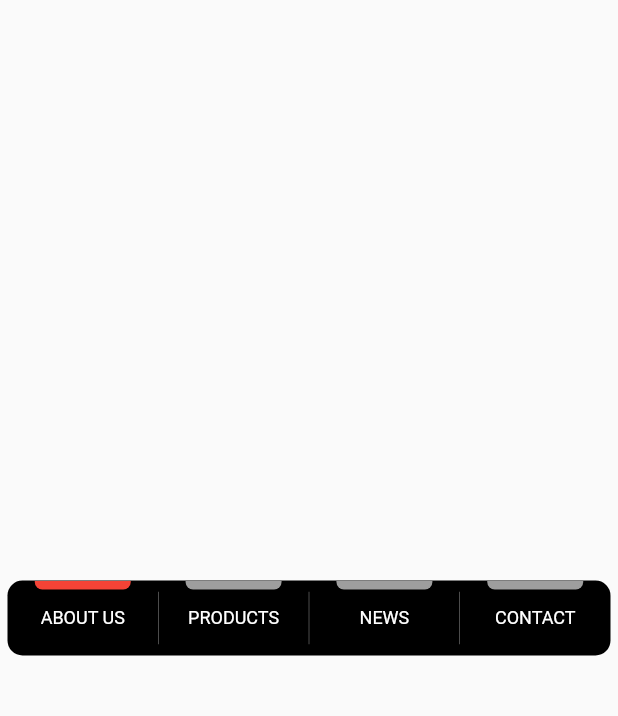
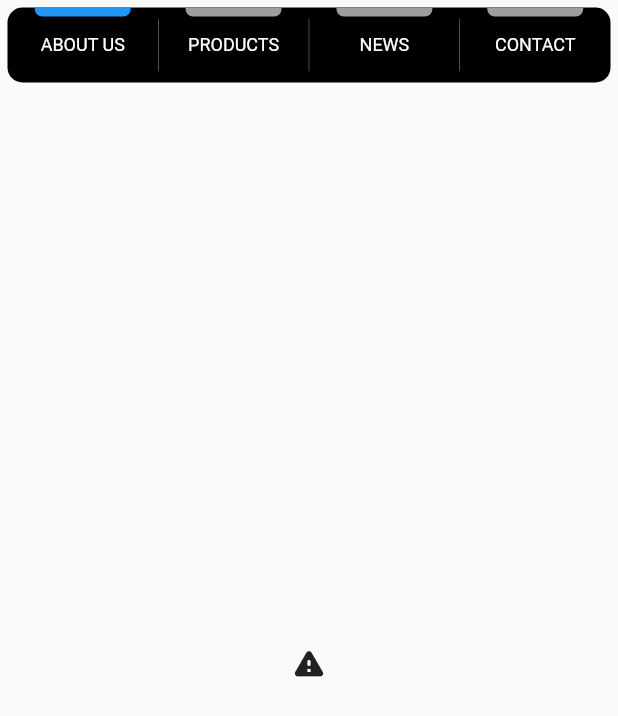
Before and after one commit to MayYaminThant/custom_ui, a Flutter app: what body() shows on an empty page, opened directly, on a phone screen of 412 x 824 dp. Shown: the top 716 px of the screen. Run offline on Flutter 3.47's test engine with Material 2 defaults, Android fonts, the phone set to English and light mode, and no system bars.

Commit message:
Second Edition : Custom UI.

```diff
--- /dev/null
+++ b/lib/common/body_custom_UI.dart
@@ -0,0 +1,41 @@
+import 'package:flutter/material.dart';
+
+enum ListDirection { ROW, COLUMN }
+
+class BodyCustomUI extends StatelessWidget {
+  BodyCustomUI({
+    Key? key,
+    required this.children,
+    this.margin,
+    this.decoration,
+    required this.listDirection,
+  }) : super(key: key);
+
+  final EdgeInsetsGeometry? margin;
+  final Decoration? decoration;
+  final List<Widget> children;
+  final ListDirection listDirection;
+
+  @override
+  Widget build(BuildContext context) {
+    return Container(
+      margin: this.margin,
+      decoration: decoration,
+      child: childByDirection(),
+    );
+  }
+
+  Widget childByDirection() {
+    return (listDirection == ListDirection.ROW
+        ? Row(
+            children: buildChildren(),
+          )
+        : Column(
+            children: buildChildren(),
+          ));
+  }
+
+  List<Widget> buildChildren() {
+    return this.children;
+  }
+}
--- a/lib/common/custom_ui.dart
+++ /dev/null
@@ -1,52 +0,0 @@
-import 'package:custom_nav_bar/util/screen_size_util.dart';
-import 'package:flutter/material.dart';
-
-Widget _text(String text, Color color) {
-  return Text(
-    text,
-    style: TextStyle(color: color, fontSize: 12),
-  );
-}
-
-Widget stackBtn(
-  BuildContext context,
-  String text,
-  Color textColor,
-  Color indicatorColor,
-  Color containerColor,
-) {
-  double scrW = screenWidth(context);
-  double containerWidth = (scrW / 4) - 5;
-  double indicatorWidth = (containerWidth / 2) + 15;
-
-  return Expanded(
-    child: Stack(
-      alignment: Alignment.topCenter,
-      children: [
-        Container(
-          height: 50,
-          width: containerWidth,
-          child: Center(child: _text(text, textColor)),
-        ),
-        Positioned(
-          top: -15,
-          bottom: 44,
-          child: Container(
-            decoration: BoxDecoration(
-              borderRadius: BorderRadius.circular(5),
-              color: indicatorColor,
-            ),
-            width: indicatorWidth,
-            height: 10,
-          ),
-        ),
-      ],
-    ),
-  );
-}
-
-Container get divider => Container(
-      width: 0.2,
-      height: 35,
-      color: Colors.white,
-    );
--- /dev/null
+++ b/lib/common/stack_btn.dart
@@ -0,0 +1,66 @@
+import '../util/screen_size_util.dart';
+import 'package:flutter/material.dart';
+
+Widget _text(String text, Color? color) {
+  return Text(
+    text,
+    style: TextStyle(color: color, fontSize: 12),
+  );
+}
+
+class StackBtn extends StatelessWidget {
+  StackBtn({
+    required this.context,
+    required this.text,
+    this.textColor,
+    this.indicatorColor,
+    this.containerColor, this.onTab,
+  });
+  final BuildContext context;
+  final String text;
+  final Color? textColor;
+  final Color? indicatorColor;
+  final Color? containerColor;
+  final Function()? onTab;
+
+  @override
+  Widget build(BuildContext context) {
+    double scrW = screenWidth(context);
+    double containerWidth = (scrW / 4) - 5;
+    double indicatorWidth = (containerWidth / 2) + 15;
+
+    return Expanded(
+      child: Stack(
+        alignment: Alignment.topCenter,
+        children: [
+          InkWell(
+            onTap: onTab,
+            child: Container(
+              height: 50,
+              width: containerWidth,
+              child: Center(child: _text(text, textColor)),
+            ),
+          ),
+          Positioned(
+            top: -15,
+            bottom: 44,
+            child: Container(
+              decoration: BoxDecoration(
+                borderRadius: BorderRadius.circular(5),
+                color: indicatorColor,
+              ),
+              width: indicatorWidth,
+              height: 10,
+            ),
+          ),
+        ],
+      ),
+    );
+  }
+}
+
+Container get divider => Container(
+      width: 0.2,
+      height: 35,
+      color: Colors.white,
+    );
--- /dev/null
+++ b/lib/controller/custom_tab_controller.dart
@@ -0,0 +1,27 @@
+import 'package:flutter/cupertino.dart';
+
+class CustomTabController with ChangeNotifier {
+  CustomTabController(this._icon, this._index);
+  IconData _icon;
+  int _index;
+
+  IconData get icon => this._icon;
+
+  set icon(IconData icon) {
+    if (icon == this._icon) {
+      return;
+    }
+    this._icon = icon;
+    notifyListeners();
+  }
+
+  int get index => this._index;
+
+  set index(int index) {
+    if (index == this._index) {
+      return;
+    }
+    this._index = index;
+    notifyListeners();
+  }
+}
--- a/lib/main.dart
+++ b/lib/main.dart
@@ -1,4 +1,9 @@
-import 'package:custom_nav_bar/common/custom_ui.dart';
+import 'package:custom_nav_bar/controller/custom_tab_controller.dart';
+
+import '../common/body_custom_UI.dart';
+import 'package:provider/provider.dart';
+
+import '../common/stack_btn.dart';
 import 'package:flutter/material.dart';
 
 void main() {
@@ -8,13 +13,20 @@ void main() {
 class MyApp extends StatelessWidget {
   @override
   Widget build(BuildContext context) {
-    return MaterialApp(
+    return MultiProvider(
+      providers: [
+        ChangeNotifierProvider(
+          create: (_) => CustomTabController(Icons.warning_rounded, 0),
+        ),
+      ],
+      child: MaterialApp(
         title: 'Flutter Demo',
         theme: ThemeData(
           primarySwatch: Colors.blueGrey,
         ),
         home: MyHomePage(),
         debugShowCheckedModeBanner: false,
+      ),
     );
   }
 }
@@ -40,48 +52,79 @@ class _MyHomePageState extends State<MyHomePage> {
 AppBar get appBar => AppBar();
 
 Widget body(BuildContext context) {
-  return Center(
-    child: Container(
+  return Consumer<CustomTabController>(
+      builder: (BuildContext buildContext, controller, widget) {
+    return Column(
+      children: [
+        useBodyCustomUI(buildContext, controller),
+        Expanded(child: Icon(controller.icon)),
+      ],
+    );
+  });
+}
+
+Widget useBodyCustomUI(BuildContext context, CustomTabController controller) {
+  List<Widget> children = [
+    StackBtn(
+      context: context,
+      text: 'ABOUT US',
+      textColor: Colors.white,
+      indicatorColor: getIndicatiorColor(0, controller.index),
+      containerColor: Colors.black,
+      onTab: () {
+        controller.index = 0;
+        controller.icon = Icons.warning_rounded;
+      },
+    ),
+    divider,
+    StackBtn(
+      context: context,
+      text: 'PRODUCTS',
+      textColor: Colors.white,
+      indicatorColor: getIndicatiorColor(1, controller.index),
+      containerColor: Colors.black,
+      onTab: () {
+        controller.index = 1;
+        controller.icon = Icons.access_alarm;
+      },
+    ),
+    divider,
+    StackBtn(
+      context: context,
+      text: 'NEWS',
+      textColor: Colors.white,
+      indicatorColor: getIndicatiorColor(2, controller.index),
+      containerColor: Colors.black,
+      onTab: () {
+        controller.index = 2;
+        controller.icon = Icons.home;
+      },
+    ),
+    divider,
+    StackBtn(
+      context: context,
+      text: 'CONTACT',
+      textColor: Colors.white,
+      indicatorColor: getIndicatiorColor(3, controller.index),
+      containerColor: Colors.black,
+      onTab: () {
+        controller.index = 3;
+        controller.icon = Icons.contact_page_rounded;
+      },
+    ),
+  ];
+
+  return BodyCustomUI(
+    children: children,
+    listDirection: ListDirection.ROW,
     margin: EdgeInsets.all(5),
     decoration: BoxDecoration(
       borderRadius: BorderRadius.circular(10),
       color: Colors.black,
     ),
-      child: Row(
-        children: [
-          stackBtn(
-            context,
-            'ABOUT US',
-            Colors.white,
-            Colors.red,
-            Colors.black,
-          ),
-          divider,
-          stackBtn(
-            context,
-            'PRODUCTS',
-            Colors.white,
-            Colors.grey,
-            Colors.black,
-          ),
-          divider,
-          stackBtn(
-            context,
-            'NEWS',
-            Colors.white,
-            Colors.grey,
-            Colors.black,
-          ),
-          divider,
-          stackBtn(
-            context,
-            'CONTACT',
-            Colors.white,
-            Colors.grey,
-            Colors.black,
-          ),
-        ],
-      ),
-    ),
   );
 }
+
+Color getIndicatiorColor(int lstIndex, int crlIndex) {
+  return lstIndex == crlIndex ? Colors.blue : Colors.grey;
+}
--- a/pubspec.yaml
+++ b/pubspec.yaml
@@ -23,6 +23,7 @@ environment:
 dependencies:
   flutter:
     sdk: flutter
+  provider: ^5.0.0
 
 
   # The following adds the Cupertino Icons font to your application.
```
Also changed, not shown: pubspec.lock. Lines whose indentation alone changed are shown as unchanged.
